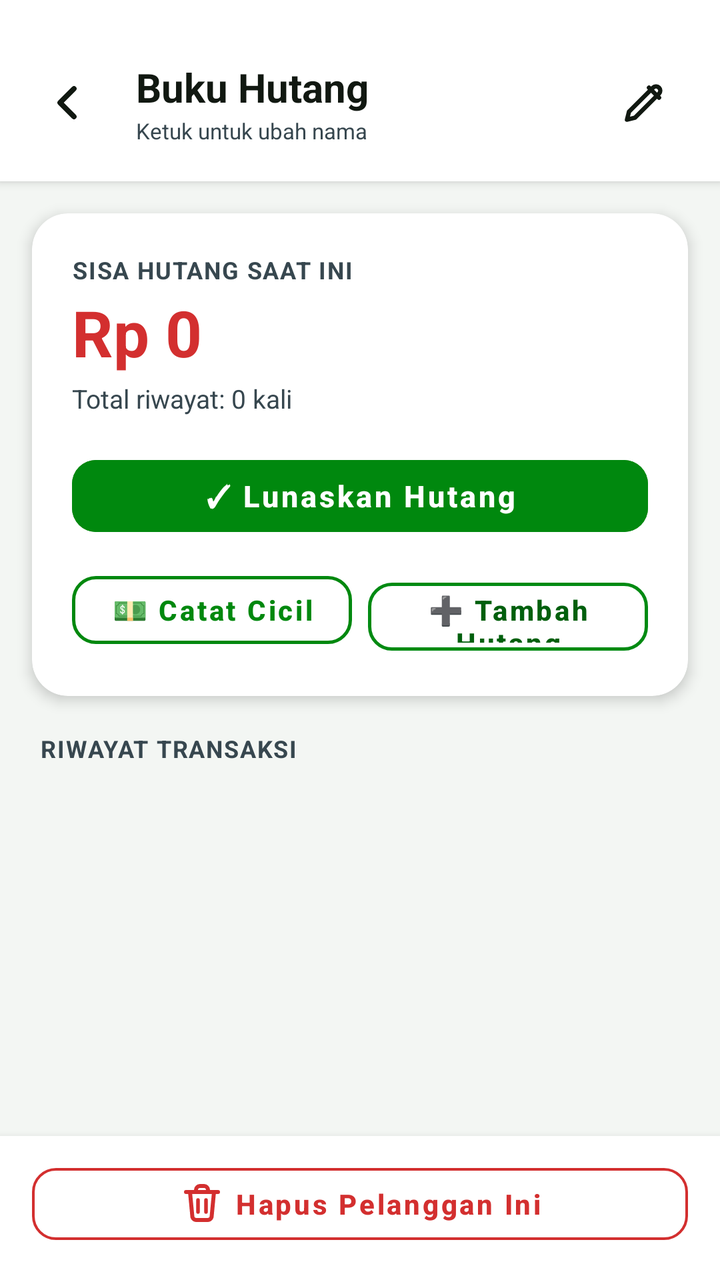
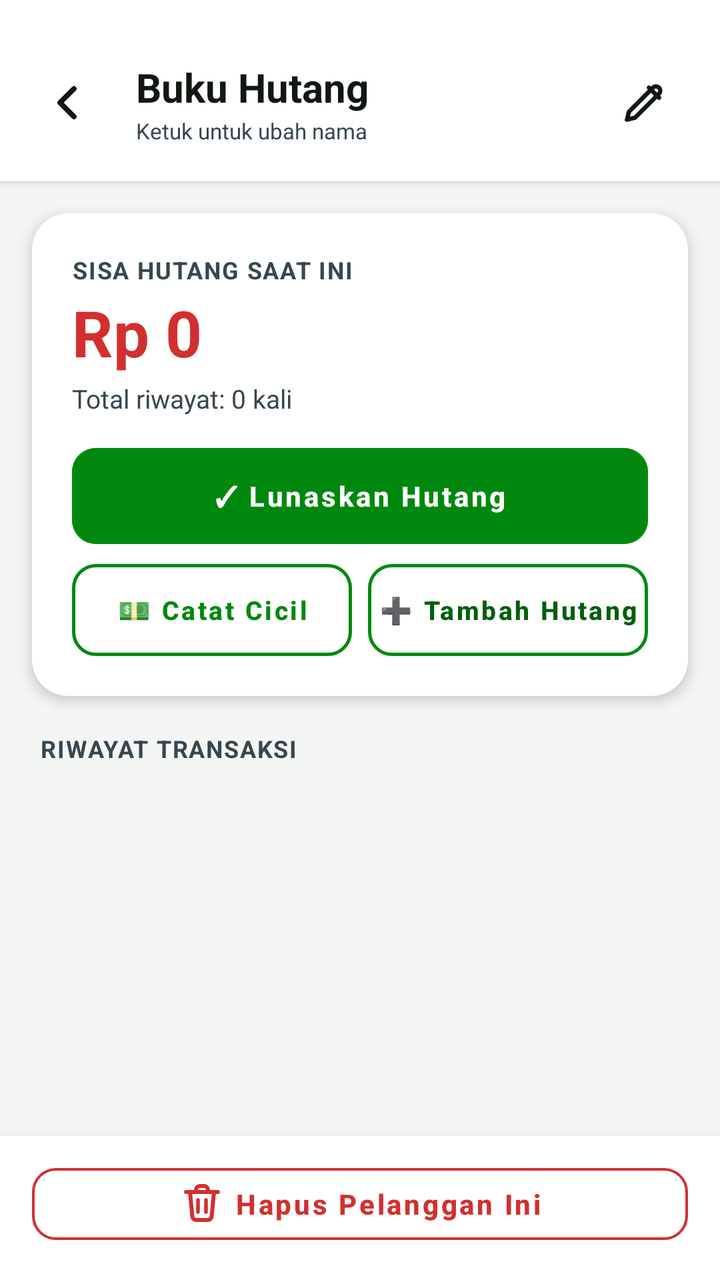

Two renders of the same Android screen: before a commit and after it. Below are the layout's source before the change and the commit's diff.
<!-- AndroidManifest.xml: application theme Theme.BukuHutangDarfin -->
<!-- res/layout/activity_detail.xml -->
<?xml version="1.0" encoding="utf-8"?>
<LinearLayout xmlns:android="http://schemas.android.com/apk/res/android"
    xmlns:app="http://schemas.android.com/apk/res-auto"
    android:layout_width="match_parent"
    android:layout_height="match_parent"
    android:background="@color/background_light"
    android:orientation="vertical">

    
    <LinearLayout
        android:layout_width="match_parent"
        android:layout_height="wrap_content"
        android:background="@color/card_surface"
        android:elevation="3dp"
        android:gravity="center_vertical"
        android:orientation="horizontal"
        android:paddingStart="12dp"
        android:paddingTop="26dp"
        android:paddingEnd="16dp"
        android:paddingBottom="14dp">

        <ImageButton
            android:id="@+id/btnBack"
            android:layout_width="44dp"
            android:layout_height="44dp"
            android:background="?attr/selectableItemBackgroundBorderless"
            android:contentDescription="Kembali"
            android:src="@drawable/ic_back"
            android:stateListAnimator="@animator/press_scale" />

        <LinearLayout
            android:id="@+id/layoutNameHeader"
            android:layout_width="0dp"
            android:layout_height="wrap_content"
            android:layout_marginStart="8dp"
            android:layout_weight="1"
            android:background="?attr/selectableItemBackground"
            android:orientation="vertical"
            android:padding="4dp"
            android:stateListAnimator="@animator/press_scale">

            <TextView
                android:id="@+id/tvDetailTitle"
                android:layout_width="wrap_content"
                android:layout_height="wrap_content"
                android:ellipsize="end"
                android:maxLines="1"
                android:text="Buku Hutang"
                android:textColor="@color/text_primary"
                android:textSize="20sp"
                android:textStyle="bold" />

            <TextView
                android:layout_width="wrap_content"
                android:layout_height="wrap_content"
                android:layout_marginTop="1dp"
                android:text="Ketuk untuk ubah nama"
                android:textColor="@color/text_secondary"
                android:textSize="11sp" />
        </LinearLayout>

        
        <ImageButton
            android:id="@+id/btnEditName"
            android:layout_width="44dp"
            android:layout_height="44dp"
            android:background="?attr/selectableItemBackgroundBorderless"
            android:contentDescription="Ubah Nama"
            android:padding="10dp"
            android:src="@drawable/ic_edit"
            android:stateListAnimator="@animator/press_scale"
            app:tint="@color/text_primary" />
    </LinearLayout>

    
    <androidx.cardview.widget.CardView
        android:layout_width="match_parent"
        android:layout_height="wrap_content"
        android:layout_marginStart="16dp"
        android:layout_marginTop="16dp"
        android:layout_marginEnd="16dp"
        app:cardBackgroundColor="@color/card_surface"
        app:cardCornerRadius="18dp"
        app:cardElevation="4dp">

        <LinearLayout
            android:layout_width="match_parent"
            android:layout_height="wrap_content"
            android:orientation="vertical"
            android:padding="20dp">

            <TextView
                android:layout_width="wrap_content"
                android:layout_height="wrap_content"
                android:letterSpacing="0.05"
                android:text="SISA HUTANG SAAT INI"
                android:textColor="@color/text_secondary"
                android:textSize="12sp"
                android:textStyle="bold" />

            <TextView
                android:id="@+id/tvDetailRemainingDebt"
                android:layout_width="wrap_content"
                android:layout_height="wrap_content"
                android:layout_marginTop="6dp"
                android:includeFontPadding="false"
                android:text="Rp 0"
                android:textColor="@color/debt_red"
                android:textSize="32sp"
                android:textStyle="bold" />

            <TextView
                android:id="@+id/tvDetailSubtext"
                android:layout_width="wrap_content"
                android:layout_height="wrap_content"
                android:layout_marginTop="4dp"
                android:text="Total riwayat: 0 kali"
                android:textColor="@color/text_secondary"
                android:textSize="13sp" />

            
            <Button
                android:id="@+id/btnSettleDebt"
                style="@style/Widget.MaterialComponents.Button"
                android:layout_width="match_parent"
                android:layout_height="48dp"
                android:layout_marginTop="16dp"
                android:backgroundTint="@color/paid_green"
                android:stateListAnimator="@animator/press_scale"
                android:text="✓ Lunaskan Hutang"
                android:textAllCaps="false"
                android:textColor="@color/white"
                android:textSize="15sp"
                android:textStyle="bold"
                app:cornerRadius="12dp" />

            
            <LinearLayout
                android:layout_width="match_parent"
                android:layout_height="wrap_content"
                android:layout_marginTop="10dp"
                android:orientation="horizontal">

                <Button
                    android:id="@+id/btnQuickPay"
                    style="@style/Widget.MaterialComponents.Button.OutlinedButton"
                    android:layout_width="0dp"
                    android:layout_height="46dp"
                    android:layout_weight="1"
                    android:stateListAnimator="@animator/press_scale"
                    android:text="💵 Catat Cicil"
                    android:textAllCaps="false"
                    android:textColor="@color/paid_green"
                    android:textSize="14sp"
                    android:textStyle="bold"
                    app:cornerRadius="12dp"
                    app:strokeColor="@color/paid_green"
                    app:strokeWidth="1.5dp" />

                <Button
                    android:id="@+id/btnAddDebtForPerson"
                    style="@style/Widget.MaterialComponents.Button.OutlinedButton"
                    android:layout_width="0dp"
                    android:layout_height="46dp"
                    android:layout_marginStart="8dp"
                    android:layout_weight="1"
                    android:stateListAnimator="@animator/press_scale"
                    android:text="➕ Tambah Hutang"
                    android:textAllCaps="false"
                    android:textColor="@color/primary_dark"
                    android:textSize="14sp"
                    android:textStyle="bold"
                    app:cornerRadius="12dp"
                    app:strokeColor="@color/primary"
                    app:strokeWidth="1.5dp" />
            </LinearLayout>

        </LinearLayout>
    </androidx.cardview.widget.CardView>

    <TextView
        android:layout_width="wrap_content"
        android:layout_height="wrap_content"
        android:layout_marginStart="20dp"
        android:layout_marginTop="18dp"
        android:layout_marginBottom="8dp"
        android:letterSpacing="0.05"
        android:text="RIWAYAT TRANSAKSI"
        android:textColor="@color/text_secondary"
        android:textSize="12sp"
        android:textStyle="bold" />

    
    <androidx.recyclerview.widget.RecyclerView
        android:id="@+id/rvTransactions"
        android:layout_width="match_parent"
        android:layout_height="0dp"
        android:layout_weight="1"
        android:clipToPadding="false"
        android:layoutAnimation="@anim/layout_cascade_controller"
        android:paddingStart="12dp"
        android:paddingEnd="12dp"
        android:paddingBottom="12dp" />

    
    <LinearLayout
        android:layout_width="match_parent"
        android:layout_height="wrap_content"
        android:background="@color/card_surface"
        android:elevation="6dp"
        android:paddingStart="16dp"
        android:paddingTop="10dp"
        android:paddingEnd="16dp"
        android:paddingBottom="14dp">

        <Button
            android:id="@+id/btnDeleteContact"
            style="@style/Widget.MaterialComponents.Button.OutlinedButton"
            android:layout_width="match_parent"
            android:layout_height="48dp"
            android:stateListAnimator="@animator/press_scale"
            android:text="Hapus Pelanggan Ini"
            android:textAllCaps="false"
            android:textColor="@color/debt_red"
            android:textSize="14sp"
            android:textStyle="bold"
            app:cornerRadius="12dp"
            app:icon="@drawable/ic_trash"
            app:iconGravity="textStart"
            app:iconTint="@color/debt_red"
            app:strokeColor="@color/debt_red"
            app:strokeWidth="1.2dp" />
    </LinearLayout>

</LinearLayout>
<!-- resources referenced by this layout -->
<resources>
  <color name="background_light">#F3F6F3</color>
  <color name="card_surface">#FFFFFF</color>
  <color name="debt_red">#D32F2F</color>
  <color name="paid_green">#00880E</color>
  <color name="primary">#008A12</color>
  <color name="primary_dark">#005F0D</color>
  <color name="text_primary">#111811</color>
  <color name="text_secondary">#37474F</color>
  <color name="white">#FFFFFF</color>
  <!-- drawable ic_back (drawable) -->
  <?xml version="1.0" encoding="utf-8"?>
  <vector xmlns:android="http://schemas.android.com/apk/res/android"
      android:width="24dp"
      android:height="24dp"
      android:viewportWidth="24"
      android:viewportHeight="24">
      <path
          android:strokeColor="@color/text_primary"
          android:strokeWidth="2.6"
          android:strokeLineCap="round"
          android:strokeLineJoin="round"
          android:pathData="M15,5L8,12L15,19" />
  </vector>
  <!-- drawable ic_edit (drawable) -->
  <?xml version="1.0" encoding="utf-8"?>
  <vector xmlns:android="http://schemas.android.com/apk/res/android"
      android:width="24dp"
      android:height="24dp"
      android:viewportWidth="24"
      android:viewportHeight="24">
      <path
          android:fillColor="#00000000"
          android:pathData="M14.5,4.5l5,5M3.5,20.5l4,-1 12,-12a2.12,2.12 0,0,0 -3,-3l-12,12l-1,4z"
          android:strokeColor="@color/text_primary"
          android:strokeLineCap="round"
          android:strokeLineJoin="round"
          android:strokeWidth="2.2" />
  </vector>
  <!-- drawable ic_trash (drawable) -->
  <?xml version="1.0" encoding="utf-8"?>
  <vector xmlns:android="http://schemas.android.com/apk/res/android"
      android:width="24dp"
      android:height="24dp"
      android:viewportWidth="24"
      android:viewportHeight="24">
      
      <path
          android:fillColor="#00000000"
          android:pathData="M9,6V5a2,2 0,0,1 2,-2h2a2,2 0,0,1 2,2v1"
          android:strokeColor="@color/debt_red"
          android:strokeLineCap="round"
          android:strokeWidth="2" />
      
      <path
          android:fillColor="#00000000"
          android:pathData="M4,6h16"
          android:strokeColor="@color/debt_red"
          android:strokeLineCap="round"
          android:strokeWidth="2" />
      
      <path
          android:fillColor="#00000000"
          android:pathData="M6,6l1.2,12.5a2,2 0,0,0 2,1.5h5.6a2,2 0,0,0 2,-1.5L18,6"
          android:strokeColor="@color/debt_red"
          android:strokeLineCap="round"
          android:strokeLineJoin="round"
          android:strokeWidth="2" />
      
      <path
          android:fillColor="#00000000"
          android:pathData="M10,10v6M14,10v6"
          android:strokeColor="@color/debt_red"
          android:strokeLineCap="round"
          android:strokeWidth="1.8" />
  </vector>
  <style name="Theme.BukuHutangDarfin" parent="Theme.MaterialComponents.DayNight.NoActionBar">
          <item name="colorPrimary">@color/primary</item>
          <item name="colorPrimaryVariant">@color/primary_dark</item>
          <item name="colorOnPrimary">@color/white</item>
          <item name="colorSecondary">@color/accent</item>
          <item name="android:statusBarColor">@color/primary_dark</item>
          <item name="android:windowBackground">@color/background_light</item>
      </style>
  <color name="accent">#00C417</color>
</resources>

<!-- the commit's change to res/layout/activity_detail.xml (unified diff, before → after) -->
@@ -126,12 +126,19 @@
                 android:layout_height="48dp"
                 android:layout_marginTop="16dp"
                 android:backgroundTint="@color/paid_green"
+                android:insetTop="0dp"
+                android:insetBottom="0dp"
+                android:paddingStart="8dp"
+                android:paddingEnd="8dp"
                 android:stateListAnimator="@animator/press_scale"
                 android:text="✓ Lunaskan Hutang"
                 android:textAllCaps="false"
                 android:textColor="@color/white"
-                android:textSize="15sp"
+                android:textSize="14sp"
                 android:textStyle="bold"
+                app:autoSizeMaxTextSize="14sp"
+                app:autoSizeMinTextSize="10sp"
+                app:autoSizeTextType="uniform"
                 app:cornerRadius="12dp" />
 
             
@@ -147,12 +154,19 @@
                     android:layout_width="0dp"
                     android:layout_height="46dp"
                     android:layout_weight="1"
+                    android:insetTop="0dp"
+                    android:insetBottom="0dp"
+                    android:paddingStart="4dp"
+                    android:paddingEnd="4dp"
                     android:stateListAnimator="@animator/press_scale"
                     android:text="💵 Catat Cicil"
                     android:textAllCaps="false"
                     android:textColor="@color/paid_green"
-                    android:textSize="14sp"
+                    android:textSize="13sp"
                     android:textStyle="bold"
+                    app:autoSizeMaxTextSize="13sp"
+                    app:autoSizeMinTextSize="10sp"
+                    app:autoSizeTextType="uniform"
                     app:cornerRadius="12dp"
                     app:strokeColor="@color/paid_green"
                     app:strokeWidth="1.5dp" />
@@ -164,12 +178,19 @@
                     android:layout_height="46dp"
                     android:layout_marginStart="8dp"
                     android:layout_weight="1"
+                    android:insetTop="0dp"
+                    android:insetBottom="0dp"
+                    android:paddingStart="4dp"
+                    android:paddingEnd="4dp"
                     android:stateListAnimator="@animator/press_scale"
                     android:text="➕ Tambah Hutang"
                     android:textAllCaps="false"
                     android:textColor="@color/primary_dark"
-                    android:textSize="14sp"
+                    android:textSize="13sp"
                     android:textStyle="bold"
+                    app:autoSizeMaxTextSize="13sp"
+                    app:autoSizeMinTextSize="10sp"
+                    app:autoSizeTextType="uniform"
                     app:cornerRadius="12dp"
                     app:strokeColor="@color/primary"
                     app:strokeWidth="1.5dp" />
